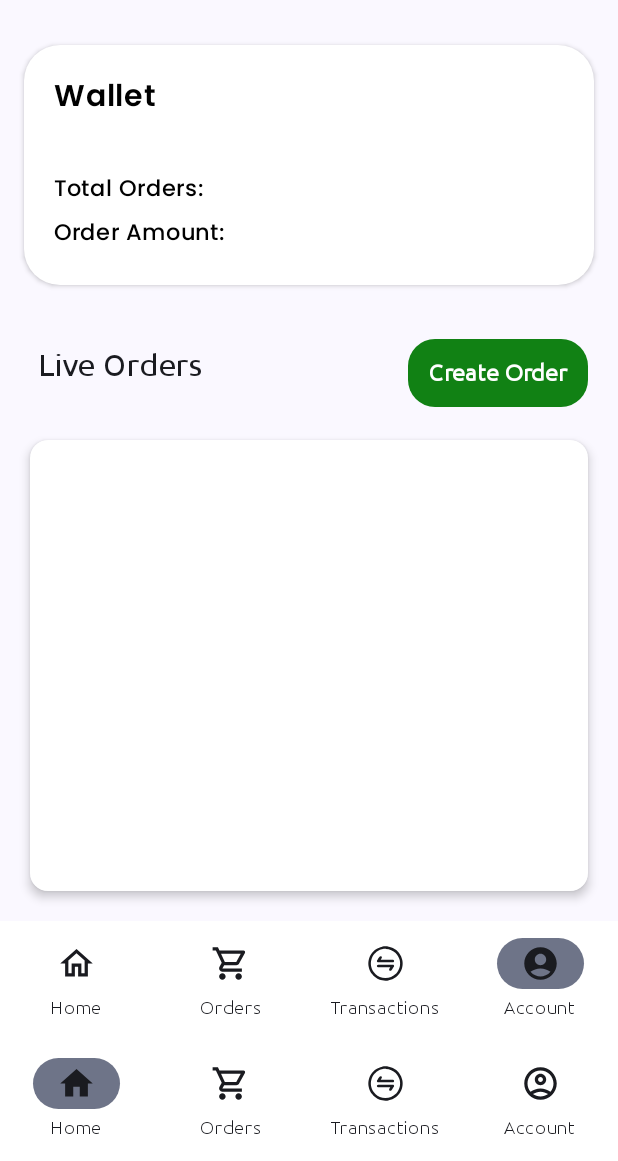
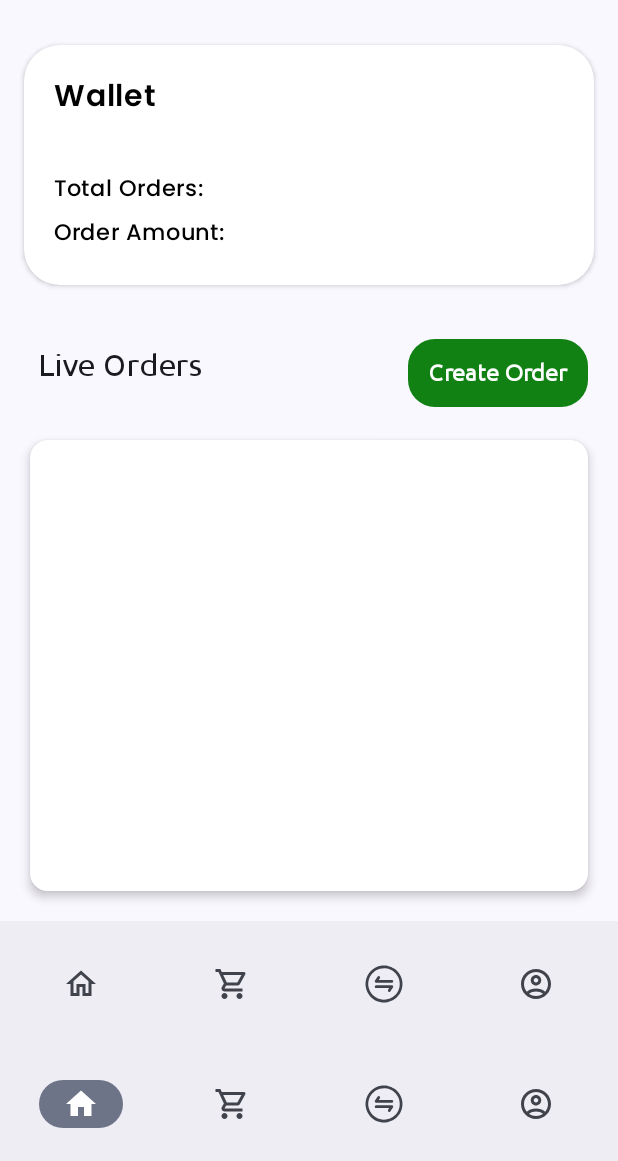
Before and after one commit to ideatmind/Middleman, an Android app built with Jetpack Compose: the composable BottomNav shown on its own in the app's theme, item 5 of the bottom bar chosen, on a phone screen of 412 x 824 dp, the part 75-1236 px from its top. Run offline under Robolectric (Android 15) with nearby library versions, the phone set to English and light mode, and no system bars.

Commit message:
added navigation changes

```diff
--- a/app/src/main/java/com/middleman/contracts/BottomNavigationItem.kt
+++ /dev/null
@@ -1,135 +0,0 @@
-package com.middleman.contracts
-
-import androidx.compose.foundation.background
-import androidx.compose.foundation.layout.Row
-import androidx.compose.foundation.layout.padding
-import androidx.compose.foundation.layout.size
-import androidx.compose.material.icons.Icons
-import androidx.compose.material.icons.filled.AccountCircle
-import androidx.compose.material.icons.filled.Home
-import androidx.compose.material.icons.filled.ShoppingCart
-import androidx.compose.material.icons.outlined.AccountCircle
-import androidx.compose.material.icons.outlined.Home
-import androidx.compose.material.icons.outlined.ShoppingCart
-import androidx.compose.material.icons.rounded.Search
-import androidx.compose.material3.Icon
-import androidx.compose.material3.MaterialTheme
-import androidx.compose.material3.NavigationBar
-import androidx.compose.material3.NavigationBarItem
-import androidx.compose.material3.Scaffold
-import androidx.compose.material3.Text
-import androidx.compose.runtime.Composable
-import androidx.compose.runtime.getValue
-import androidx.compose.runtime.mutableIntStateOf
-import androidx.compose.runtime.saveable.rememberSaveable
-import androidx.compose.runtime.setValue
-import androidx.compose.ui.Modifier
-import androidx.compose.ui.graphics.Color
-import androidx.compose.ui.graphics.vector.ImageVector
-import androidx.compose.ui.res.vectorResource
-import androidx.compose.ui.unit.dp
-import androidx.navigation.NavHostController
-import androidx.navigation.compose.NavHost
-import androidx.navigation.compose.composable
-import androidx.navigation.compose.rememberNavController
-import com.middleman.contracts.navigation.Routes
-import com.middleman.contracts.screens.HomeScreen
-import com.middleman.contracts.ui.theme.ubuntuFontFamily
-
-data class BottomNavigation(
-    val title: String,
-    val selectedIcon : ImageVector,
-    val unSelectedIcon :ImageVector
-)
-
-@Composable
-fun BottomNav(navController: NavHostController) {
-    val navController1 = rememberNavController()
-
-    Scaffold(
-        bottomBar = { BottomNavigationBar(navController1) }
-    ) { innerPadding ->
-        NavHost(navController = navController1, startDestination = Routes.Home.routes,
-            modifier = Modifier.padding(innerPadding)) {
-//            composable(Routes.Notification.routes) {
-//                Notification()
-//            }
-            composable(Routes.Home.routes) {
-                HomeScreen(navController)
-            }
-//            composable(Routes.Search.routes) {
-//                Search()
-//            }
-//            composable(Routes.Profile.routes) {
-//                Profile(navController)
-//            }
-//            composable(Routes.AddThreads.routes) {
-//                AddThreads(navController1)
-//            }
-        }
-    }
-}
-
-@Composable
-fun BottomNavigationBar(navController: NavHostController) {
-    var selectedItemIndex by rememberSaveable {
-        mutableIntStateOf(0)
-    }
-    val items = listOf(
-        BottomNavigation(
-            title = "Home",
-            selectedIcon = Icons.Filled.Home,
-            unSelectedIcon = Icons.Outlined.Home
-        ),
-        BottomNavigation(
-            title = "Orders",
-            selectedIcon = Icons.Filled.ShoppingCart,
-            unSelectedIcon = Icons.Outlined.ShoppingCart
-        ),
-        BottomNavigation(
-            title = "Transactions",
-            selectedIcon = ImageVector.vectorResource(R.drawable.transactions_filled),
-            unSelectedIcon = ImageVector.vectorResource(R.drawable.transactions_outlined)
-        ),
-        BottomNavigation(
-            title = "Account",
-            selectedIcon = Icons.Filled.AccountCircle,
-            unSelectedIcon = Icons.Outlined.AccountCircle
-        )
-    )
-
-    NavigationBar {
-        Row(
-            modifier = Modifier.background(Color.White)
-        ) {
-            items.forEachIndexed { index, item ->
-                NavigationBarItem(
-                    selected = selectedItemIndex == index,
-                    onClick = {
-                        selectedItemIndex = index
-                    },
-                    icon = {
-                        Icon(
-                            imageVector = if (index == selectedItemIndex) {
-                                item.selectedIcon
-                            } else {
-                                item.unSelectedIcon
-                            },
-                            contentDescription = "",
-                            tint = MaterialTheme.colorScheme.onBackground,
-                            modifier = Modifier.size(26.dp) // Change the size here
-                        )
-                    },
-                    label = {
-                        Text(
-                            item.title,
-                            color = MaterialTheme.colorScheme.onBackground,
-                            fontFamily = ubuntuFontFamily
-                        )
-                    }
-
-                )
-            }
-        }
-    }
-}
--- /dev/null
+++ b/app/src/main/java/com/middleman/contracts/model/BottomNavigation.kt
@@ -0,0 +1,10 @@
+package com.middleman.contracts.model
+
+import androidx.compose.ui.graphics.vector.ImageVector
+
+data class BottomNavigation(
+    val title: String,
+    val selectedIcon: ImageVector,
+    val unSelectedIcon: ImageVector,
+    val route: String // Changed from 'routes' to 'route' for consistency
+)
--- a/app/src/main/java/com/middleman/contracts/navigation/NavGraph.kt
+++ b/app/src/main/java/com/middleman/contracts/navigation/NavGraph.kt
@@ -8,7 +8,10 @@ import androidx.navigation.compose.NavHost
 import androidx.navigation.compose.composable
 import com.middleman.contracts.screens.HomeScreen
 import com.middleman.contracts.screens.LoginScreen
+import com.middleman.contracts.screens.Orders
+import com.middleman.contracts.screens.Profile
 import com.middleman.contracts.screens.RegisterScreen
+import com.middleman.contracts.screens.Transactions
 
 @RequiresApi(Build.VERSION_CODES.TIRAMISU)
 @Composable
@@ -16,21 +19,21 @@ fun NavGraph(
     navController: NavHostController
 ) {
     NavHost(navController = navController, startDestination = Routes.Login.routes) {
-//        composable(Routes.Splash.routes) {
-//            Splash(navController)
-//        }
+        composable(Routes.Orders.routes) {
+            Orders(navController)
+        }
 //        composable(Routes.Notification.routes) {
 //            Notification()
 //        }
         composable(Routes.Home.routes) {
             HomeScreen(navController)
         }
-//        composable(Routes.Search.routes) {
-//            Search()
-//        }
-//        composable(Routes.Profile.routes) {
-//            Profile(navController)
-//        }
+        composable(Routes.Transactions.routes) {
+            Transactions(navController)
+        }
+        composable(Routes.Profile.routes) {
+            Profile(navController)
+        }
 //        composable(Routes.BottomNav.routes) {
 //            BottomNav(navController)
 //        }
--- a/app/src/main/java/com/middleman/contracts/navigation/Routes.kt
+++ b/app/src/main/java/com/middleman/contracts/navigation/Routes.kt
@@ -2,9 +2,9 @@ package com.middleman.contracts.navigation
 
 sealed class Routes (val routes : String){
     object Home : Routes("home")
-    object Search : Routes("search")
+    object Transactions : Routes("transactions")
     object Profile : Routes("profile")
-    object Splash : Routes("splash")
+    object Orders : Routes("orders")
     object AddThreads : Routes("addThreads")
     object Notification : Routes("notifications")
     object BottomNav : Routes("bottomNav")
--- /dev/null
+++ b/app/src/main/java/com/middleman/contracts/screens/BottomNav.kt
@@ -0,0 +1,125 @@
+package com.middleman.contracts.screens
+
+import androidx.compose.foundation.layout.padding
+import androidx.compose.foundation.layout.size
+import androidx.compose.material.icons.Icons
+import androidx.compose.material.icons.filled.AccountCircle
+import androidx.compose.material.icons.filled.Home
+import androidx.compose.material.icons.filled.ShoppingCart
+import androidx.compose.material.icons.outlined.AccountCircle
+import androidx.compose.material.icons.outlined.Home
+import androidx.compose.material.icons.outlined.ShoppingCart
+import androidx.compose.material3.BottomAppBar
+import androidx.compose.material3.Icon
+import androidx.compose.material3.NavigationBarItem
+import androidx.compose.material3.Scaffold
+import androidx.compose.runtime.Composable
+import androidx.compose.ui.Modifier
+import androidx.compose.ui.graphics.vector.ImageVector
+import androidx.compose.ui.res.vectorResource
+import androidx.compose.ui.unit.dp
+import androidx.navigation.NavGraph.Companion.findStartDestination
+import androidx.navigation.NavHostController
+import androidx.navigation.compose.NavHost
+import androidx.navigation.compose.composable
+import androidx.navigation.compose.currentBackStackEntryAsState
+import androidx.navigation.compose.rememberNavController
+import com.middleman.contracts.R
+import com.middleman.contracts.model.BottomNavigation
+import com.middleman.contracts.navigation.Routes
+
+@Composable
+fun BottomNav(navController: NavHostController) {
+    val navController1 = rememberNavController()
+
+    Scaffold(
+        bottomBar = { MyBottomBar(navController1) }
+    ) { innerPadding ->
+        NavHost(navController = navController1, startDestination = Routes.Home.routes,
+            modifier = Modifier.padding(innerPadding)) {
+            composable(Routes.Orders.routes) {
+                Orders(navController)
+            }
+//        composable(Routes.Notification.routes) {
+//            Notification()
+//        }
+            composable(Routes.Home.routes) {
+                HomeScreen(navController)
+            }
+            composable(Routes.Transactions.routes) {
+                Transactions(navController)
+            }
+            composable(Routes.Profile.routes) {
+                Profile(navController)
+            }
+//        composable(Routes.BottomNav.routes) {
+//            BottomNav(navController)
+//        }
+//        composable(Routes.AddThreads.routes) {
+//            AddThreads(navController)
+//        }
+            composable(Routes.Login.routes) {
+                LoginScreen(navController)
+            }
+            composable(Routes.Register.routes) {
+                RegisterScreen(navController)
+            }
+        }
+    }
+}
+
+
+@Composable
+fun MyBottomBar(navController1: NavHostController) {
+
+    val backStackEntry = navController1.currentBackStackEntryAsState()
+
+    val list = listOf(
+        BottomNavigation(
+            title = "Home",
+            selectedIcon = Icons.Filled.Home,
+            unSelectedIcon = Icons.Outlined.Home,
+            route = Routes.Home.routes
+        ),
+        BottomNavigation(
+            title = "Orders",
+            selectedIcon = Icons.Filled.ShoppingCart,
+            unSelectedIcon = Icons.Outlined.ShoppingCart,
+            route = Routes.Orders.routes
+        ),
+        BottomNavigation(
+            title = "Transactions",
+            selectedIcon = ImageVector.vectorResource(R.drawable.transactions_filled),
+            unSelectedIcon = ImageVector.vectorResource(R.drawable.transactions_outlined),
+            route = Routes.Transactions.routes
+        ),
+        BottomNavigation(
+            title = "Profile",
+            selectedIcon = Icons.Filled.AccountCircle,
+            unSelectedIcon = Icons.Outlined.AccountCircle,
+            route = Routes.Profile.routes
+        )
+    )
+
+    BottomAppBar {
+        list.forEach {
+            val selected = it.route == backStackEntry.value?.destination?.route
+
+            NavigationBarItem(selected = selected, onClick = {
+                navController1.navigate(it.route) {
+                    popUpTo(navController1.graph.findStartDestination().id) {
+                        saveState = true
+                    }
+                    launchSingleTop = true
+                }
+            },
+                icon = {
+                    Icon(imageVector = if(selected)it.selectedIcon else it.unSelectedIcon, contentDescription = null,
+                        modifier = if (it.title == "Transactions") Modifier.size(28.dp) else Modifier)
+
+                })
+
+        }
+    }
+
+}
--- a/app/src/main/java/com/middleman/contracts/screens/HomeScreen.kt
+++ b/app/src/main/java/com/middleman/contracts/screens/HomeScreen.kt
@@ -29,7 +29,6 @@ import androidx.compose.ui.text.font.FontWeight
 import androidx.compose.ui.unit.dp
 import androidx.compose.ui.unit.sp
 import androidx.navigation.NavHostController
-import com.middleman.contracts.BottomNavigationBar
 import com.middleman.contracts.components.LiveOrders
 import com.middleman.contracts.R
 import com.middleman.contracts.components.WalletInfo
@@ -70,8 +69,8 @@ fun HomeScreen(navController: NavHostController) {
             )
         },
         bottomBar = {
-            BottomNavigationBar(
-                navController = navController
+            MyBottomBar(
+                navController1 = navController
             )
         },
     ) {paddingValues ->
--- /dev/null
+++ b/app/src/main/java/com/middleman/contracts/screens/Orders.kt
@@ -0,0 +1,10 @@
+package com.middleman.contracts.screens
+
+import androidx.compose.material3.Text
+import androidx.compose.runtime.Composable
+import androidx.navigation.NavHostController
+
+@Composable
+fun Orders(navController: NavHostController) {
+    Text("Orders")
+}
--- /dev/null
+++ b/app/src/main/java/com/middleman/contracts/screens/Profile.kt
@@ -0,0 +1,10 @@
+package com.middleman.contracts.screens
+
+import androidx.compose.material3.Text
+import androidx.compose.runtime.Composable
+import androidx.navigation.NavHostController
+
+@Composable
+fun Profile(navController : NavHostController) {
+    Text("Profile")
+}
--- /dev/null
+++ b/app/src/main/java/com/middleman/contracts/screens/Transactions.kt
@@ -0,0 +1,10 @@
+package com.middleman.contracts.screens
+
+import androidx.compose.material3.Text
+import androidx.compose.runtime.Composable
+import androidx.navigation.NavHostController
+
+@Composable
+fun Transactions(navController : NavHostController) {
+    Text("Transactions")
+}
```
